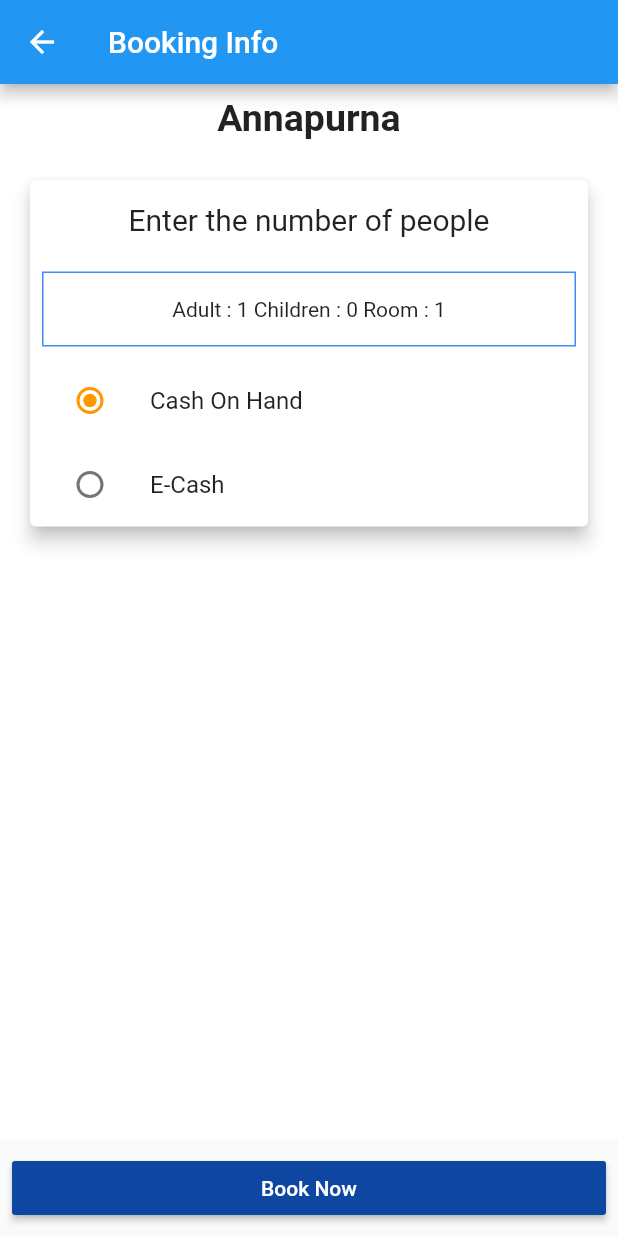
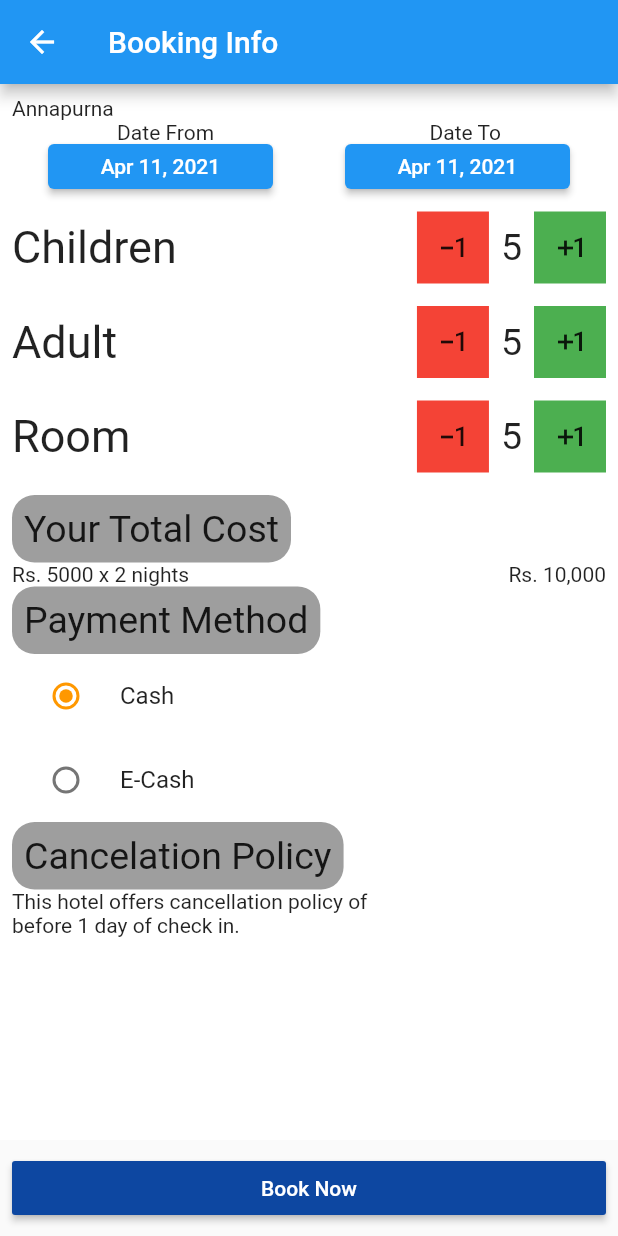
Before and after one commit to reewaz401/trabeely_app, a Flutter app: the BookingInfo screen opened by its route, on a phone screen of 412 x 824 dp. Run offline on Flutter 3.47's test engine with Material 2 defaults, Android fonts, the phone set to English and light mode, and no system bars; our stand-ins replace cool_alert, date_time_picker, datetime_picker_formfield, flutter_svg, image_picker, qr_flutter and 2 more; accounts and stored records are empty; project files that could hold a hidden picture were left out.

Commit message:
booking page UI changed

```diff
--- a/lib/main.dart
+++ b/lib/main.dart
@@ -60,7 +60,6 @@ class _MyAppState extends State<MyApp> {
                 routes: {
                   TabsScreen.routeName: (ctx) =>
                       TabsScreen('Search Destination'),
-                  CategoryScreen.routeName: (ctx) => CategoryScreen(),
                   StoryFeedScreen.routeName: (ctx) => StoryFeedScreen(),
                   '/bookinginfo': (BuildContext context) => BookingInfo(),
                 });
--- a/lib/screens/Booking/bookinginfoDisplay.dart
+++ b/lib/screens/Booking/bookinginfoDisplay.dart
@@ -1,5 +1,8 @@
 import 'package:flutter/material.dart';
+import 'package:intl/intl.dart';
+import 'package:travel/components/datePicker_widget.dart';
 import 'package:travel/screens/Booking/bookingSucess.dart';
+import 'package:datetime_picker_formfield/datetime_picker_formfield.dart';
 
 class BookingInfo extends StatefulWidget {
   @override
@@ -8,13 +11,18 @@ class BookingInfo extends StatefulWidget {
 
 class _BookingInfoState extends State<BookingInfo> {
   var adultsNum = 1;
-
   var childNum = 0;
-
+  String paymentMethod = 'Cash';
   var roomsNum = 1;
   String _paymentMethod = 'Cash';
   @override
   Widget build(BuildContext context) {
+    DateTime initDate = DateTime.now();
+    DateTime finalDate = DateTime.now();
+    String initformattedDate = DateFormat.yMMMd().format(initDate);
+
+    String finalformatDate = DateFormat.yMMMd().format(finalDate);
+
     Future<bool> _backPress() {
       return showDialog(
         context: context,
@@ -77,89 +85,185 @@ class _BookingInfoState extends State<BookingInfo> {
             child: Column(
               crossAxisAlignment: CrossAxisAlignment.start,
               children: [
-                SizedBox(
-                    width: MediaQuery.of(context).size.width,
-                    child: Center(
-                      child: Text(
-                        'Annapurna',
-                        style: TextStyle(
-                            fontSize: 25, fontWeight: FontWeight.bold),
+                Text('Annapurna'),
+                Row(
+                  mainAxisAlignment: MainAxisAlignment.spaceAround,
+                  children: [Text('Date From '), Text('Date To')],
                 ),
-                    )),
-                SizedBox(
-                  height: 15,
+                Row(
+                  mainAxisAlignment: MainAxisAlignment.spaceAround,
+                  children: [
+                    Container(
+                      width: 150,
+                      height: 30,
+                      child: ElevatedButton(
+                        onPressed: () {
+                          datepicker(context).then((val) {
+                            setState(() {
+                              finalDate = val;
+                            });
+                          });
+                        },
+                        child: Text(initformattedDate),
                       ),
-                Padding(
-                  padding: const EdgeInsets.all(8.0),
-                  child: Card(
-                    elevation: 5,
-                    child: Column(
-                      children: [
-                        SizedBox(
-                          height: 15,
                     ),
-                        Text(
-                          'Enter the number of people',
-                          style: TextStyle(
-                              fontSize: 20, fontWeight: FontWeight.w400),
+                    Container(
+                      width: 150,
+                      height: 30,
+                      child: ElevatedButton(
+                        onPressed: () {
+                          datepicker(context).then((val) {
+                            setState(() {
+                              finalDate = val;
+                            });
+                          });
+                        },
+                        child: Text(finalformatDate),
+                      ),
+                    ),
+                  ],
                 ),
                 SizedBox(
                   height: 15,
                 ),
+                Row(
+                  mainAxisAlignment: MainAxisAlignment.spaceBetween,
+                  children: [
+                    Text(
+                      'Children',
+                      style: TextStyle(fontSize: 30),
+                    ),
+                    SizedBox(
+                      child: Row(
+                        children: [
+                          Container(
+                            color: Colors.red,
+                            child: IconButton(
+                                icon: Icon(Icons.exposure_minus_1_sharp),
+                                onPressed: () {}),
+                          ),
                           Padding(
                             padding: const EdgeInsets.all(8.0),
-                          child: GestureDetector(
-                            onTap: () {
-                              showModalBottomSheet(
-                                  context: context,
-                                  builder: (bctx) {
-                                    return addRoomPeople();
-                                  });
-                            },
-                            child: Container(
-                              decoration: BoxDecoration(
-                                  border: Border.all(color: Colors.blueAccent)),
-                              width: double.infinity,
-                              height: 50,
-                              child: Center(
                             child: Text(
-                                    'Adult : $adultsNum Children : $childNum Room : $roomsNum'),
+                              '5',
+                              style: TextStyle(fontSize: 25),
                             ),
                           ),
+                          Container(
+                            color: Colors.green,
+                            child: IconButton(
+                                icon: Icon(Icons.exposure_plus_1_outlined),
+                                onPressed: () {}),
                           ),
-                        ),
-                        Column(
-                          children: <Widget>[
-                            ListTile(
-                              title: const Text('Cash On Hand'),
-                              leading: Radio(
-                                value: "Cash",
-                                groupValue: _paymentMethod,
-                                onChanged: (value) {
-                                  setState(() {
-                                    _paymentMethod = value;
-                                  });
-                                },
-                              ),
-                            ),
-                            ListTile(
-                              title: const Text('E-Cash'),
-                              leading: Radio(
-                                value: "E-Cash",
-                                groupValue: _paymentMethod,
-                                onChanged: (value) {
-                                  setState(() {
-                                    _paymentMethod = value;
-                                  });
-                                },
+                        ],
                       ),
                     ),
                   ],
-                        )
+                ),
+                SizedBox(
+                  height: 15,
+                ),
+                Row(
+                  mainAxisAlignment: MainAxisAlignment.spaceBetween,
+                  children: [
+                    Text(
+                      'Adult',
+                      style: TextStyle(fontSize: 30),
+                    ),
+                    SizedBox(
+                      child: Row(
+                        children: [
+                          Container(
+                            color: Colors.red,
+                            child: IconButton(
+                                icon: Icon(Icons.exposure_minus_1_sharp),
+                                onPressed: () {}),
+                          ),
+                          Padding(
+                            padding: const EdgeInsets.all(8.0),
+                            child: Text(
+                              '5',
+                              style: TextStyle(fontSize: 25),
+                            ),
+                          ),
+                          Container(
+                            color: Colors.green,
+                            child: IconButton(
+                                icon: Icon(Icons.exposure_plus_1_outlined),
+                                onPressed: () {}),
+                          ),
                         ],
                       ),
                     ),
-                )
+                  ],
+                ),
+                SizedBox(
+                  height: 15,
+                ),
+                Row(
+                  mainAxisAlignment: MainAxisAlignment.spaceBetween,
+                  children: [
+                    Text(
+                      'Room',
+                      style: TextStyle(fontSize: 30),
+                    ),
+                    SizedBox(
+                      child: Row(
+                        children: [
+                          Container(
+                            color: Colors.red,
+                            child: IconButton(
+                                icon: Icon(Icons.exposure_minus_1_sharp),
+                                onPressed: () {}),
+                          ),
+                          Padding(
+                            padding: const EdgeInsets.all(8.0),
+                            child: Text(
+                              '5',
+                              style: TextStyle(fontSize: 25),
+                            ),
+                          ),
+                          Container(
+                            color: Colors.green,
+                            child: IconButton(
+                                icon: Icon(Icons.exposure_plus_1_outlined),
+                                onPressed: () {}),
+                          ),
+                        ],
+                      ),
+                    ),
+                  ],
+                ),
+                SizedBox(
+                  height: 15,
+                ),
+                heading('Your Total Cost'),
+                Row(
+                  mainAxisAlignment: MainAxisAlignment.spaceBetween,
+                  children: [Text('Rs. 5000 x 2 nights'), Text('Rs. 10,000')],
+                ),
+                heading('Payment Method'),
+                RadioListTile(
+                    title: Text('Cash'),
+                    value: 'Cash',
+                    groupValue: paymentMethod,
+                    onChanged: (value) {
+                      setState(() {
+                        paymentMethod = value;
+                      });
+                    }),
+                RadioListTile(
+                    title: Text('E-Cash'),
+                    value: 'E-Cash',
+                    groupValue: paymentMethod,
+                    onChanged: (value) {
+                      setState(() {
+                        paymentMethod = value;
+                      });
+                    }),
+                heading('Cancelation Policy'),
+                Text('''This hotel offers cancellation policy of
+before 1 day of check in.''')
               ],
             ),
           ),
@@ -167,180 +271,47 @@ class _BookingInfoState extends State<BookingInfo> {
       ),
     );
   }
+}
 
-  Widget addRoomPeople() {
-    return StatefulBuilder(
-        builder: (BuildContext context, StateSetter modelSetState) {
-      return Container(
-        margin: EdgeInsets.all(5),
-        height: 0.35 * MediaQuery.of(context).size.height,
-        child: Column(
-          children: [
-            Container(
-              padding: EdgeInsets.only(left: 10),
-              child: Row(
-                mainAxisAlignment: MainAxisAlignment.spaceBetween,
-                children: [
-                  Text(
-                    'Adults',
-                    style: TextStyle(fontSize: 16),
+Widget textfield() {
+  return TextField(
+    keyboardType: TextInputType.number,
+    decoration: InputDecoration(
+      isDense: true,
+      enabledBorder: OutlineInputBorder(
+        borderRadius: BorderRadius.circular(10.0),
+        borderSide: BorderSide(color: Colors.grey),
       ),
-                  Container(
-                    child: Row(
-                      children: [
-                        FlatButton(
-                            child: Icon(
-                              Icons.remove,
-                              color: Colors.red,
-                            ),
-                            onPressed: () {
-                              setState(() {
-                                modelSetState(() {
-                                  adultsNum <= 1 ? adultsNum = 1 : adultsNum--;
-                                });
-                              });
-                            }),
-                        Text(
-                          adultsNum.toString(),
-                          style: TextStyle(fontSize: 20),
-                        ),
-                        FlatButton(
-                          child: Icon(
-                            Icons.add,
-                            color: Colors.green,
-                          ),
-                          onPressed: () => setState(() {
-                            modelSetState(() {
-                              adultsNum > 15
-                                  ? adultsNum = adultsNum
-                                  : adultsNum++;
-                            });
-                          }),
-                        )
-                      ],
-                    ),
-                  )
-                ],
+      focusedBorder: OutlineInputBorder(
+        borderRadius: BorderRadius.circular(10.0),
+        borderSide: BorderSide(color: Colors.red),
       ),
     ),
-            Divider(
+  );
+}
+
+datepicker(context) {
+  showDatePicker(
+    confirmText: 'Pick',
+    context: context,
+    initialDate: DateTime.now(),
+    firstDate: DateTime(2020),
+    lastDate: DateTime(2025),
+  );
+}
+
+Widget heading(String heading) {
+  return Container(
+    decoration: BoxDecoration(
+      borderRadius: BorderRadius.circular(15.0),
       color: Colors.grey,
     ),
-            Container(
-              padding: EdgeInsets.only(left: 10),
-              child: Row(
-                mainAxisAlignment: MainAxisAlignment.spaceBetween,
-                children: [
-                  Text(
-                    'Children',
-                    style: TextStyle(fontSize: 16),
-                  ),
-                  Container(
-                    child: Row(
-                      children: [
-                        FlatButton(
-                          child: Icon(
-                            Icons.remove,
-                            color: Colors.red,
-                          ),
-                          onPressed: () => setState(() {
-                            modelSetState(() {
-                              childNum <= 0 ? childNum = 0 : childNum--;
-                            });
-                          }),
-                        ),
-                        Text(
-                          childNum.toString(),
-                          style: TextStyle(fontSize: 20),
-                        ),
-                        FlatButton(
-                          child: Icon(
-                            Icons.add,
-                            color: Colors.green,
-                          ),
-                          onPressed: () => setState(() {
-                            modelSetState(() {
-                              childNum > 5 ? childNum = childNum : childNum++;
-                              /*childNum <= -1
-                                  ? childNum = 0
-                                  : childNum > 5
-                                      ? childNum = childNum
-                                      : childNum++;*/
-                            });
-                          }),
-                        )
-                      ],
-                    ),
-                  )
-                ],
+    child: Padding(
+      padding: const EdgeInsets.all(8.0),
+      child: Text(
+        heading,
+        style: TextStyle(fontSize: 25),
       ),
     ),
-            Divider(
-              color: Colors.grey,
-            ),
-            Container(
-              padding: EdgeInsets.only(left: 10),
-              child: Row(
-                mainAxisAlignment: MainAxisAlignment.spaceBetween,
-                children: [
-                  Text(
-                    'Rooms',
-                    style: TextStyle(fontSize: 17),
-                  ),
-                  Container(
-                    child: Row(
-                      children: [
-                        FlatButton(
-                          child: Icon(
-                            Icons.remove,
-                            color: Colors.red,
-                          ),
-                          onPressed: () => setState(() {
-                            modelSetState(() {
-                              roomsNum <= 1 ? roomsNum = 1 : roomsNum--;
-                            });
-                          }),
-                        ),
-                        Text(
-                          roomsNum.toString(),
-                          style: TextStyle(fontSize: 20),
-                        ),
-                        FlatButton(
-                          child: Icon(
-                            Icons.add,
-                            color: Colors.green,
-                          ),
-                          onPressed: () => setState(() {
-                            modelSetState(() {
-                              roomsNum > 8 ? roomsNum = roomsNum : roomsNum++;
-                            });
-                          }),
-                        )
-                      ],
-                    ),
-                  )
-                ],
-              ),
-            ),
-            Container(
-              margin: EdgeInsets.only(top: 10),
-              width: double.infinity,
-              height: 60,
-              padding: EdgeInsets.all(5),
-              child: RaisedButton(
-                onPressed: () {
-                  Navigator.pop(context);
-                },
-                color: Colors.blue[900],
-                child: Text(
-                  'Apply',
-                  style: TextStyle(color: Colors.white),
-                ),
-              ),
-            )
-          ],
-        ),
   );
-    });
 }
-}
--- a/lib/screens/homePage/Category/Components/results_widget.dart
+++ b/lib/screens/homePage/Category/Components/results_widget.dart
@@ -62,9 +62,9 @@ class _ResultsWidgetState extends State<ResultsWidget> {
                             },
                           )
                         : ListView.builder(
-                            itemCount: snapshot.data['packages'].length,
+                            itemCount: snapshot.data['data'].length,
                             itemBuilder: (context, index) {
-                              dataList = snapshot.data['packages'];
+                              dataList = snapshot.data['data'];
                               return TourItem(
                                 agencyName: 'Hello',
                                 date: '2021-08-02 15:30',
--- a/lib/services/getTabIndex.dart
+++ b/lib/services/getTabIndex.dart
@@ -7,9 +7,11 @@ getIndex(String destination) {
     return 2;
   } else if (destination == 'Hotels') {
     return 3;
-  } else if (destination == 'Restauranest') {
+  } else if (destination == 'Restaurants') {
     return 4;
   } else if (destination == 'Clubs') {
     return 5;
+  } else {
+    return null;
   }
 }
--- a/pubspec.yaml
+++ b/pubspec.yaml
@@ -39,6 +39,8 @@ dependencies:
   bubble_tab_indicator:
   qr_flutter: ^4.0.0
   shared_preferences: ^0.5.12+4
+  nepali_date_picker: ^5.0.0
+  datetime_picker_formfield:
 
 
 
```
Also changed, not shown: lib/screens/homePage/Category/category_screen.dart (+19 -2 lines), lib/screens/homePage/components/categoryType_widget.dart (+11 -2 lines), pubspec.lock. Lines whose indentation alone changed are shown as unchanged.
